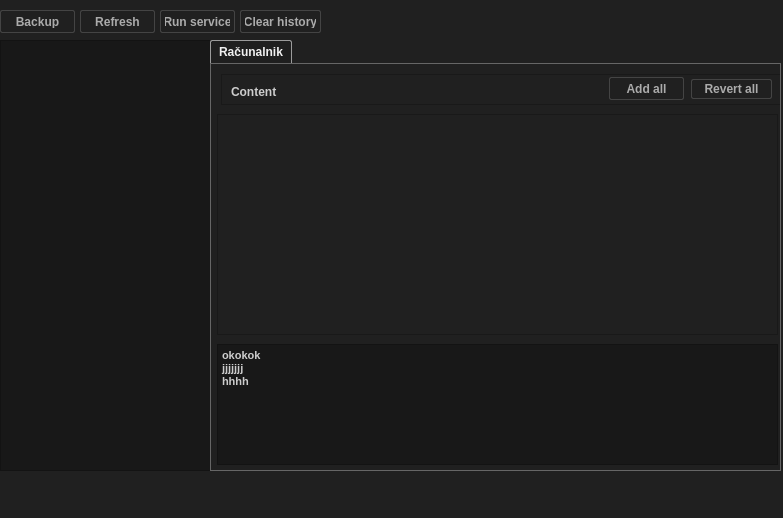
The window that interface.ui (DomenDolanc/BackupData) describes before a commit, drawn with Qt 5.
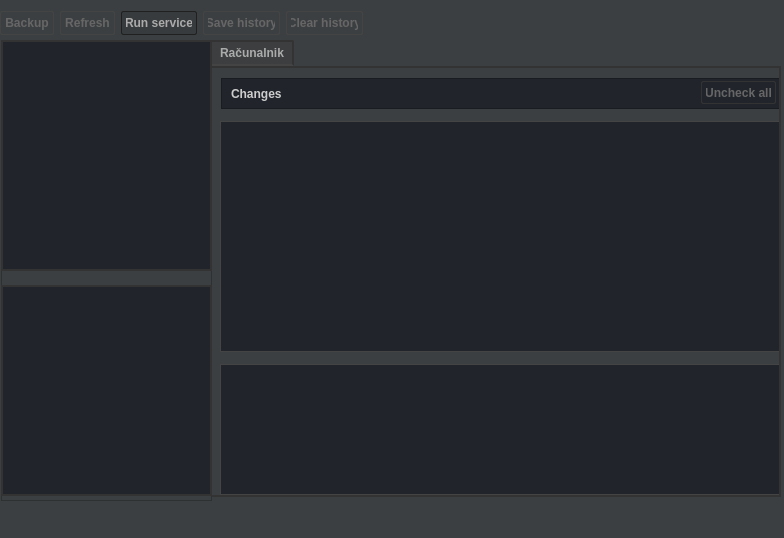
The same window after the commit.

Commit message: GUI design improvements, added functionality to all buttons, option to backup individual files.

Diff of the .ui file:
```diff
--- a/interface.ui
+++ b/interface.ui
@@ -6,8 +6,8 @@
    <rect>
     <x>0</x>
     <y>0</y>
-    <width>783</width>
-    <height>518</height>
+    <width>784</width>
+    <height>538</height>
    </rect>
   </property>
   <property name="font">
@@ -19,50 +19,67 @@
    <string>MainWindow</string>
   </property>
   <property name="styleSheet">
-   <string notr="true">background: #202020;</string>
+   <string notr="true">QWidget {
+	background: #3C3F41;
+}
+
+QScrollBar:vertical {
+      background: #2B2B2B;
+      width: 8px;
+      margin: 22px 0 22px 0;
+  }
+
+QScrollBar:vertical:hover {
+      width: 10px;
+      margin: 22px 0 22px 0;
+  }
+
+  QScrollBar::handle:vertical {
+	  border-radius: 4px;
+      background: #383838;
+      min-height: 20px;
+	
+  }
+
+QScrollBar::handle:vertical:hover {
+      background: #555;
+      min-height: 20px;
+  }
+
+  QScrollBar::add-line:vertical {
+      background: #282828;
+      height: 1px;
+      subcontrol-position: bottom;
+      subcontrol-origin: margin;
+  }
+
+  QScrollBar::sub-line:vertical {
+      background: #282828;
+      height: 1px;
+      subcontrol-position: top;
+      subcontrol-origin: margin;
+  }
+  QScrollBar::up-arrow:vertical, QScrollBar::down-arrow:vertical {
+      width: 1px;
+      height: 1px;
+      background: #333;
+  }
+
+  QScrollBar::add-page:vertical, QScrollBar::sub-page:vertical {
+      background: none;
+  }</string>
+  </property>
+  <property name="tabShape">
+   <enum>QTabWidget::Rounded</enum>
   </property>
   <widget class="QWidget" name="centralwidget">
-   <widget class="QListWidget" name="locationsList">
-    <property name="geometry">
-     <rect>
-      <x>0</x>
-      <y>40</y>
-      <width>211</width>
-      <height>431</height>
-     </rect>
-    </property>
-    <property name="font">
-     <font>
-      <family>Segoe UI</family>
-      <pointsize>9</pointsize>
-      <weight>75</weight>
-      <bold>true</bold>
-     </font>
-    </property>
-    <property name="toolTip">
-     <string>&lt;html&gt;&lt;head/&gt;&lt;body&gt;&lt;p&gt;&lt;br/&gt;&lt;/p&gt;&lt;/body&gt;&lt;/html&gt;</string>
-    </property>
-    <property name="styleSheet">
-     <string notr="true">QListWidget {
-	background: #181818;
-	color: #ababab;
-}
-QListWidget::item {
-	margin: 8px;
-}
-
-QListWidget::item:hover, QListWidget::item:selected {
-	color: #f0f0f0;
-}</string>
-    </property>
-   </widget>
    <widget class="QTabWidget" name="tabWidget">
     <property name="geometry">
      <rect>
       <x>210</x>
       <y>40</y>
       <width>571</width>
-      <height>431</height>
+      <height>457</height>
      </rect>
     </property>
     <property name="font">
@@ -75,7 +92,7 @@
     </property>
     <property name="styleSheet">
      <string notr="true">QTabWidget::pane { /* The tab widget frame */
-    border: 1px solid #666;
+    border: 2px solid #333;
 }
 
 
@@ -93,13 +110,13 @@
 }
 
 QTabBar::tab:selected, QTabBar::tab:hover {
-    background: #1F1F1F;
-	color: #f0f0f0;
+    background: #3C3E3F;
+	color: #ababab;
 }
 
 QTabBar::tab:selected {
-    border-color: #9B9B9B;
-    border-bottom-color: #C2C7CB; /* same as pane color */
+    border: 2px solid #333;
+    border-bottom-color: #444; /* same as pane color */
 }
 
 QTabBar::tab:!selected {
@@ -119,27 +136,41 @@
      <widget class="QListWidget" name="contentList">
       <property name="geometry">
        <rect>
-        <x>6</x>
-        <y>50</y>
+        <x>8</x>
+        <y>53</y>
         <width>561</width>
-        <height>221</height>
+        <height>231</height>
        </rect>
       </property>
       <property name="font">
        <font>
         <family>Segoe UI</family>
         <pointsize>9</pointsize>
-        <weight>75</weight>
-        <bold>true</bold>
+        <weight>50</weight>
+        <bold>false</bold>
        </font>
       </property>
       <property name="styleSheet">
-       <string notr="true">background: #181818;
-color: #e0e0e0;
-
+       <string notr="true">QListWidget {
+	background: #21252B;
+	color: #e0e0e0;
+	border: 1px solid #444;
+}
 QListWidget::item {
-	margin: 8px;
-}</string>
+	margin: 6px;
+	padding-bottom:4px;
+	border-bottom: 2px solid #444;
+}
+
+QListWidget::item:hover, QListWidget::item:selected {
+	color: #f0f0f0;
+}
+
+
+
+
+
+</string>
       </property>
       <property name="layoutMode">
        <enum>QListView::SinglePass</enum>
@@ -160,40 +191,41 @@
      <widget class="QTextEdit" name="consoleEdit">
       <property name="geometry">
        <rect>
-        <x>6</x>
-        <y>280</y>
+        <x>8</x>
+        <y>296</y>
         <width>561</width>
-        <height>121</height>
+        <height>131</height>
        </rect>
       </property>
       <property name="font">
        <font>
-        <family>Segoe UI</family>
-        <pointsize>9</pointsize>
+        <family>Consolas</family>
+        <pointsize>10</pointsize>
         <weight>50</weight>
+        <italic>false</italic>
         <bold>false</bold>
         <strikeout>false</strikeout>
         <kerning>true</kerning>
        </font>
       </property>
       <property name="styleSheet">
-       <string notr="true">background: #181818;
-color: #cdcdcd;</string>
+       <string notr="true">background: #21252B;
+color: #c0c0c0;
+border: 1px solid #444;
+padding-left: 4px;</string>
       </property>
       <property name="html">
        <string>&lt;!DOCTYPE HTML PUBLIC &quot;-//W3C//DTD HTML 4.0//EN&quot; &quot;http://www.w3.org/TR/REC-html40/strict.dtd&quot;&gt;
 &lt;html&gt;&lt;head&gt;&lt;meta name=&quot;qrichtext&quot; content=&quot;1&quot; /&gt;&lt;style type=&quot;text/css&quot;&gt;
 p, li { white-space: pre-wrap; }
-&lt;/style&gt;&lt;/head&gt;&lt;body style=&quot; font-family:'Segoe UI'; font-size:9pt; font-weight:400; font-style:normal;&quot;&gt;
-&lt;p style=&quot; margin-top:0px; margin-bottom:0px; margin-left:0px; margin-right:0px; -qt-block-indent:0; text-indent:0px;&quot;&gt;&lt;span style=&quot; font-family:'MS Shell Dlg 2'; font-size:8pt; font-weight:600;&quot;&gt;okokok&lt;/span&gt;&lt;/p&gt;
-&lt;p style=&quot; margin-top:0px; margin-bottom:0px; margin-left:0px; margin-right:0px; -qt-block-indent:0; text-indent:0px;&quot;&gt;&lt;span style=&quot; font-family:'MS Shell Dlg 2'; font-size:8pt; font-weight:600;&quot;&gt;jjjjjjj&lt;/span&gt;&lt;/p&gt;
-&lt;p style=&quot; margin-top:0px; margin-bottom:0px; margin-left:0px; margin-right:0px; -qt-block-indent:0; text-indent:0px;&quot;&gt;&lt;span style=&quot; font-family:'MS Shell Dlg 2'; font-size:8pt; font-weight:600;&quot;&gt;hhhh&lt;/span&gt;&lt;/p&gt;&lt;/body&gt;&lt;/html&gt;</string>
+&lt;/style&gt;&lt;/head&gt;&lt;body style=&quot; font-family:'Consolas'; font-size:10pt; font-weight:400; font-style:normal;&quot;&gt;
+&lt;p style=&quot;-qt-paragraph-type:empty; margin-top:0px; margin-bottom:0px; margin-left:0px; margin-right:0px; -qt-block-indent:0; text-indent:0px;&quot;&gt;&lt;br /&gt;&lt;/p&gt;&lt;/body&gt;&lt;/html&gt;</string>
       </property>
      </widget>
      <widget class="QFrame" name="frame">
       <property name="geometry">
        <rect>
-        <x>10</x>
+        <x>9</x>
         <y>10</y>
         <width>561</width>
         <height>31</height>
@@ -208,7 +240,7 @@
        </font>
       </property>
       <property name="styleSheet">
-       <string notr="true">background: #202020;
+       <string notr="true">background: #21252B;
 color: #cdcdcd;</string>
       </property>
       <property name="frameShape">
@@ -221,7 +253,7 @@
        <property name="geometry">
         <rect>
          <x>10</x>
-         <y>10</y>
+         <y>8</y>
          <width>71</width>
          <height>16</height>
         </rect>
@@ -235,13 +267,16 @@
         </font>
        </property>
        <property name="text">
-        <string>Content</string>
+        <string>Changes</string>
        </property>
       </widget>
-      <widget class="QPushButton" name="addBtn">
+      <widget class="QPushButton" name="checkAllBtn">
+       <property name="enabled">
+        <bool>false</bool>
+       </property>
        <property name="geometry">
         <rect>
-         <x>388</x>
+         <x>480</x>
          <y>3</y>
          <width>75</width>
          <height>23</height>
@@ -261,74 +296,143 @@
        <property name="styleSheet">
         <string notr="true">QPushButton{
 	color:  #ababab;
-	background: #202020;
+	background: #383B3D;
 	border-radius: 2px;
-	border: 1px solid #444;
+	border: 1px solid #202020;
 	padding:4px;
 }
 QPushButton:hover {
 	color: #f0f0f0;
-	background: #282828;
+	background: #3C3F41;
+}
+
+QPushButton:disabled {
+	background-color:#21252B;
+	color: #666;
+	border: 1px solid #333;
 }</string>
        </property>
        <property name="text">
-        <string>Add all</string>
+        <string>Uncheck all</string>
        </property>
        <property name="flat">
         <bool>true</bool>
        </property>
       </widget>
-      <widget class="QPushButton" name="revertBtn">
+     </widget>
+    </widget>
+   </widget>
+   <widget class="QFrame" name="frame_2">
        <property name="geometry">
         <rect>
-         <x>470</x>
-         <y>5</y>
-         <width>81</width>
-         <height>20</height>
-        </rect>
-       </property>
+      <x>1</x>
+      <y>40</y>
+      <width>211</width>
+      <height>461</height>
+     </rect>
+    </property>
+    <property name="styleSheet">
+     <string notr="true">background: #3C3F41;</string>
+    </property>
+    <property name="frameShape">
+     <enum>QFrame::StyledPanel</enum>
+    </property>
+    <property name="frameShadow">
+     <enum>QFrame::Raised</enum>
+    </property>
+    <widget class="QListWidget" name="destinationsList">
+     <property name="geometry">
+      <rect>
+       <x>0</x>
+       <y>245</y>
+       <width>211</width>
+       <height>211</height>
+      </rect>
+     </property>
        <property name="font">
         <font>
          <family>Segoe UI</family>
          <pointsize>9</pointsize>
-         <weight>75</weight>
-         <bold>true</bold>
-        </font>
-       </property>
-       <property name="autoFillBackground">
-        <bool>false</bool>
+       <weight>50</weight>
+       <bold>false</bold>
+      </font>
+     </property>
+     <property name="toolTip">
+      <string>&lt;html&gt;&lt;head/&gt;&lt;body&gt;&lt;p&gt;&lt;br/&gt;&lt;/p&gt;&lt;/body&gt;&lt;/html&gt;</string>
        </property>
        <property name="styleSheet">
-        <string notr="true">QPushButton{
-	color:  #ababab;
-	background: #202020;
-	border-radius: 2px;
-	border: 1px solid #444;
-	padding:4px;
+      <string notr="true">QListWidget {
+	background: #21252B;
+	color: #ababab;
+	border: 2px solid #333;
+	padding-left: 8px;
 }
-QPushButton:hover {
+QListWidget::item {
+	margin: 8px;
+	margin-left:0px;
+}
+
+QListWidget::item:hover, QListWidget::item:selected {
 	color: #f0f0f0;
 	background: #282828;
 }</string>
        </property>
-       <property name="text">
-        <string>Revert all</string>
-       </property>
-       <property name="flat">
-        <bool>true</bool>
-       </property>
-      </widget>
-     </widget>
-    </widget>
-   </widget>
+    </widget>
+    <widget class="QListWidget" name="locationsList">
+     <property name="geometry">
+      <rect>
+       <x>0</x>
+       <y>0</y>
+       <width>211</width>
+       <height>231</height>
+      </rect>
+     </property>
+     <property name="font">
+      <font>
+       <family>Segoe UI</family>
+       <pointsize>9</pointsize>
+       <weight>50</weight>
+       <bold>false</bold>
+      </font>
+     </property>
+     <property name="toolTip">
+      <string>&lt;html&gt;&lt;head/&gt;&lt;body&gt;&lt;p&gt;&lt;br/&gt;&lt;/p&gt;&lt;/body&gt;&lt;/html&gt;</string>
+     </property>
+     <property name="styleSheet">
+      <string notr="true">QListWidget {
+	background: #21252B;
+	color: #ababab;
+	border: 2px solid #333;
+	padding-left: 8px;
+}
+QListWidget::item {
+	margin: 8px;
+	padding-left: 20px;
+	font-weight: bold;
+	
+}
+
+QListWidget::item:hover, QListWidget::item:selected {
+	color: #f0f0f0;
+	font-weight: bold;
+}</string>
+     </property>
+    </widget>
+   </widget>
+   <widget class="QWidget" name="">
+    <property name="geometry">
+     <rect>
+      <x>0</x>
+      <y>10</y>
+      <width>363</width>
+      <height>27</height>
+     </rect>
+    </property>
+    <layout class="QHBoxLayout" name="horizontalLayout">
+     <item>
    <widget class="QPushButton" name="backupBtn">
-    <property name="geometry">
-     <rect>
-      <x>0</x>
-      <y>10</y>
-      <width>75</width>
-      <height>23</height>
-     </rect>
+       <property name="enabled">
+        <bool>false</bool>
     </property>
     <property name="font">
      <font>
@@ -341,14 +445,20 @@
     <property name="styleSheet">
      <string notr="true">QPushButton{
 	color:  #ababab;
-	background: #202020;
+	background: #383B3D;
 	border-radius: 2px;
-	border: 1px solid #444;
+	border: 1px solid #202020;
 	padding:4px;
 }
 QPushButton:hover {
 	color: #f0f0f0;
-	background: #282828;
+	background: #3C3F41;
+}
+
+QPushButton:disabled {
+	background-color:#3C3F41;
+	color: #666;
+	border: 1px solid #444;
 }</string>
     </property>
     <property name="text">
@@ -358,14 +468,11 @@
      <bool>true</bool>
     </property>
    </widget>
+     </item>
+     <item>
    <widget class="QPushButton" name="refreshBtn">
-    <property name="geometry">
-     <rect>
-      <x>80</x>
-      <y>10</y>
-      <width>75</width>
-      <height>23</height>
-     </rect>
+       <property name="enabled">
+        <bool>false</bool>
     </property>
     <property name="font">
      <font>
@@ -378,14 +485,20 @@
     <property name="styleSheet">
      <string notr="true">QPushButton{
 	color:  #ababab;
-	background: #202020;
+	background: #383B3D;
 	border-radius: 2px;
-	border: 1px solid #444;
+	border: 1px solid #202020;
 	padding:4px;
 }
 QPushButton:hover {
 	color: #f0f0f0;
-	background: #282828;
+	background: #3C3F41;
+}
+
+QPushButton:disabled {
+	background-color:#3C3F41;
+	color: #666;
+	border: 1px solid #444;
 }</string>
     </property>
     <property name="text">
@@ -395,15 +508,9 @@
      <bool>true</bool>
     </property>
    </widget>
+     </item>
+     <item>
    <widget class="QPushButton" name="servicesBtn">
-    <property name="geometry">
-     <rect>
-      <x>160</x>
-      <y>10</y>
-      <width>75</width>
-      <height>23</height>
-     </rect>
-    </property>
     <property name="font">
      <font>
       <family>Segoe UI</family>
@@ -415,14 +522,20 @@
     <property name="styleSheet">
      <string notr="true">QPushButton{
 	color:  #ababab;
-	background: #202020;
+	background: #383B3D;
 	border-radius: 2px;
-	border: 1px solid #444;
+	border: 1px solid #202020;
 	padding:4px;
 }
 QPushButton:hover {
 	color: #f0f0f0;
-	background: #282828;
+	background: #3C3F41;
+}
+
+QPushButton:disabled {
+	background-color:#3C3F41;
+	color: #666;
+	border: 1px solid #444;
 }</string>
     </property>
     <property name="text">
@@ -432,14 +545,11 @@
      <bool>true</bool>
     </property>
    </widget>
-   <widget class="QPushButton" name="historyBtn">
-    <property name="geometry">
-     <rect>
-      <x>240</x>
-      <y>10</y>
-      <width>81</width>
-      <height>23</height>
-     </rect>
+     </item>
+     <item>
+      <widget class="QPushButton" name="saveHistoryBtn">
+       <property name="enabled">
+        <bool>false</bool>
     </property>
     <property name="font">
      <font>
@@ -455,14 +565,63 @@
     <property name="styleSheet">
      <string notr="true">QPushButton{
 	color:  #ababab;
-	background: #202020;
+	background: #383B3D;
 	border-radius: 2px;
+	border: 1px solid #202020;
+	padding:4px;
+}
+QPushButton:hover {
+	color: #f0f0f0;
+	background: #3C3F41;
+}
+
+QPushButton:disabled {
+	background-color:#3C3F41;
+	color: #666;
 	border: 1px solid #444;
+}</string>
+       </property>
+       <property name="text">
+        <string>Save history</string>
+       </property>
+       <property name="flat">
+        <bool>true</bool>
+       </property>
+      </widget>
+     </item>
+     <item>
+      <widget class="QPushButton" name="clearHistoryBtn">
+       <property name="enabled">
+        <bool>false</bool>
+       </property>
+       <property name="font">
+        <font>
+         <family>Segoe UI</family>
+         <pointsize>9</pointsize>
+         <weight>75</weight>
+         <bold>true</bold>
+        </font>
+       </property>
+       <property name="autoFillBackground">
+        <bool>false</bool>
+       </property>
+       <property name="styleSheet">
+        <string notr="true">QPushButton{
+	color:  #ababab;
+	background: #383B3D;
+	border-radius: 2px;
+	border: 1px solid #202020;
 	padding:4px;
 }
 QPushButton:hover {
 	color: #f0f0f0;
-	background: #282828;
+	background: #3C3F41;
+}
+
+QPushButton:disabled {
+	background-color:#3C3F41;
+	color: #666;
+	border: 1px solid #444;
 }</string>
     </property>
     <property name="text">
@@ -472,6 +631,9 @@
      <bool>true</bool>
     </property>
    </widget>
+     </item>
+    </layout>
+   </widget>
   </widget>
   <widget class="QMenuBar" name="menubar">
    <property name="geometry">
```
Left out of the diff: 3 changed lines with no effect on the pictures. Lines whose indentation alone changed are shown as unchanged. The commit also changes 10 other files.
